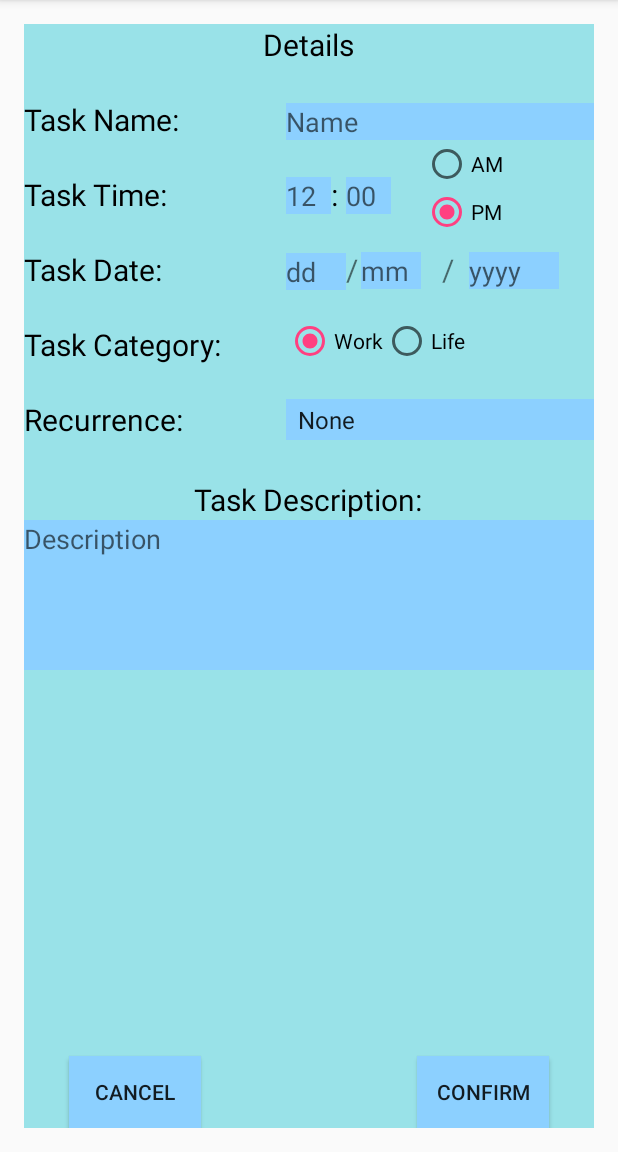
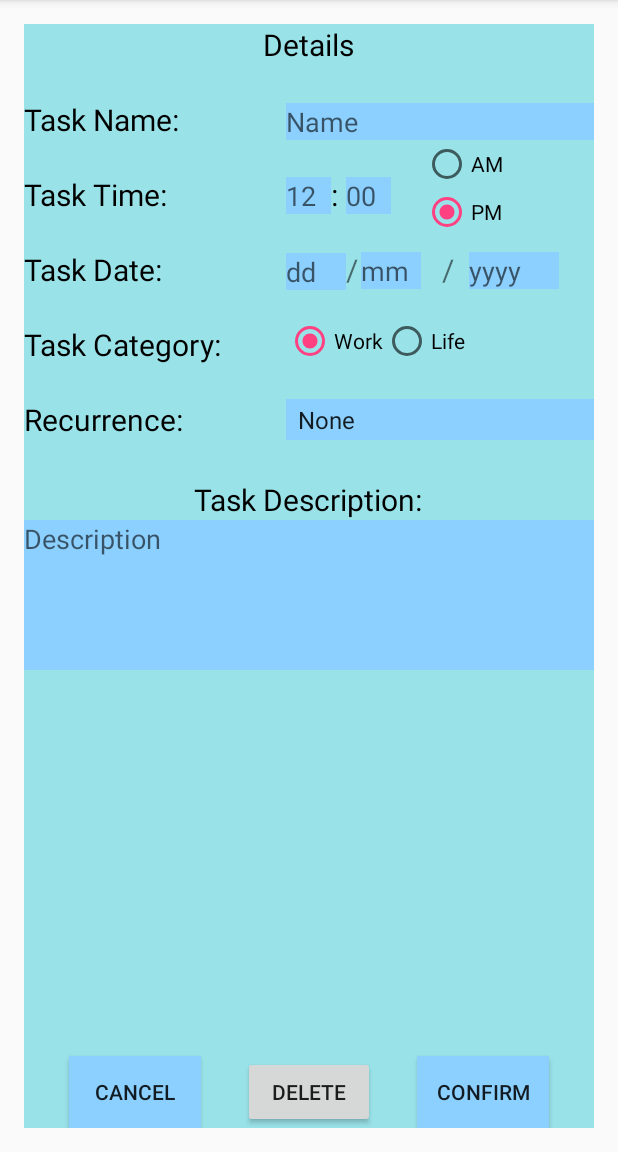
Before and after one commit to garryd635/CrushingItApp, an Android app: the fragment TaskEditFragment placed in its activity, on a phone screen of 412 x 824 dp, the part 84-1236 px from its top. Run offline under Robolectric (Android 15) with nearby library versions, the phone set to English and light mode, and no system bars; 12 statements that could not run were skipped.

Commit message:
Delete Tasks in edit

```diff
--- a/app/src/main/java/com/qucrush/android/crushingitapp/TaskEditFragment.java
+++ b/app/src/main/java/com/qucrush/android/crushingitapp/TaskEditFragment.java
@@ -1,6 +1,8 @@
 package com.qucrush.android.crushingitapp;
 
+import android.app.AlertDialog;
 import android.app.Fragment;
+import android.content.DialogInterface;
 import android.os.Bundle;
 import android.support.annotation.Nullable;
 import android.view.LayoutInflater;
@@ -21,7 +23,7 @@ import org.w3c.dom.Text;
 
 public class TaskEditFragment extends Fragment{
     View myView;
-    Button update,cancel;
+    Button update,cancel,delete;
     communicate cm;
     TextView name,desc,dateM,dateD,dateY,timeH,timeM,timeAMPM,category;
     RadioGroup AMPMgrp, categrp;
@@ -36,6 +38,7 @@ public class TaskEditFragment extends Fragment{
         myView = inflater.inflate(R.layout.task_edit, container, false);
         cancel = (Button) myView.findViewById(R.id.cancelButton);
         update = (Button) myView.findViewById(R.id.confirmButton);
+        delete = (Button) myView.findViewById(R.id.deleteTaskB);
         recurOption = (Spinner) myView.findViewById(R.id.spinnerEdit);
 
         name = (TextView) myView.findViewById(R.id.InputName);
@@ -95,6 +98,28 @@ public class TaskEditFragment extends Fragment{
                 cm.startTaskMenu();
             }
         });
+
+        delete.setOnClickListener(new View.OnClickListener(){
+            public void onClick(View v) {
+                System.out.println("Button pressed");
+                MainActivity.tm.deleteTask(editTask.getId());
+                cm.startTaskMenu();
+//                AlertDialog.Builder builder = new AlertDialog.Builder(getActivity());
+//                builder.setCancelable(true);
+//                builder.setTitle("Delete Current Task");
+//                builder.setMessage("Do you wish to delete this task?");
+//                builder.setPositiveButton("Delete",
+//                        new DialogInterface.OnClickListener() {
+//                            @Override
+//                            public void onClick(DialogInterface dialog, int which) {
+//                                MainActivity.tm.deleteTask(editTask.getId());
+//                                cm.startTaskMenu();
+//                                //updateTextView(0, taskList);
+//                            }
+//                        });
+//                builder.create().show();
+            }
+        });
         return myView;
     }
 
--- a/app/src/main/res/layout/task_edit.xml
+++ b/app/src/main/res/layout/task_edit.xml
@@ -302,4 +302,12 @@
         android:layout_alignLeft="@+id/InputName"
         android:layout_alignStart="@+id/InputName" />
 
+    <Button
+        android:text="Delete"
+        android:layout_width="wrap_content"
+        android:layout_height="wrap_content"
+        android:layout_alignTop="@+id/cancelButton"
+        android:layout_centerHorizontal="true"
+        android:id="@+id/deleteTaskB" />
+
 </RelativeLayout>
```
